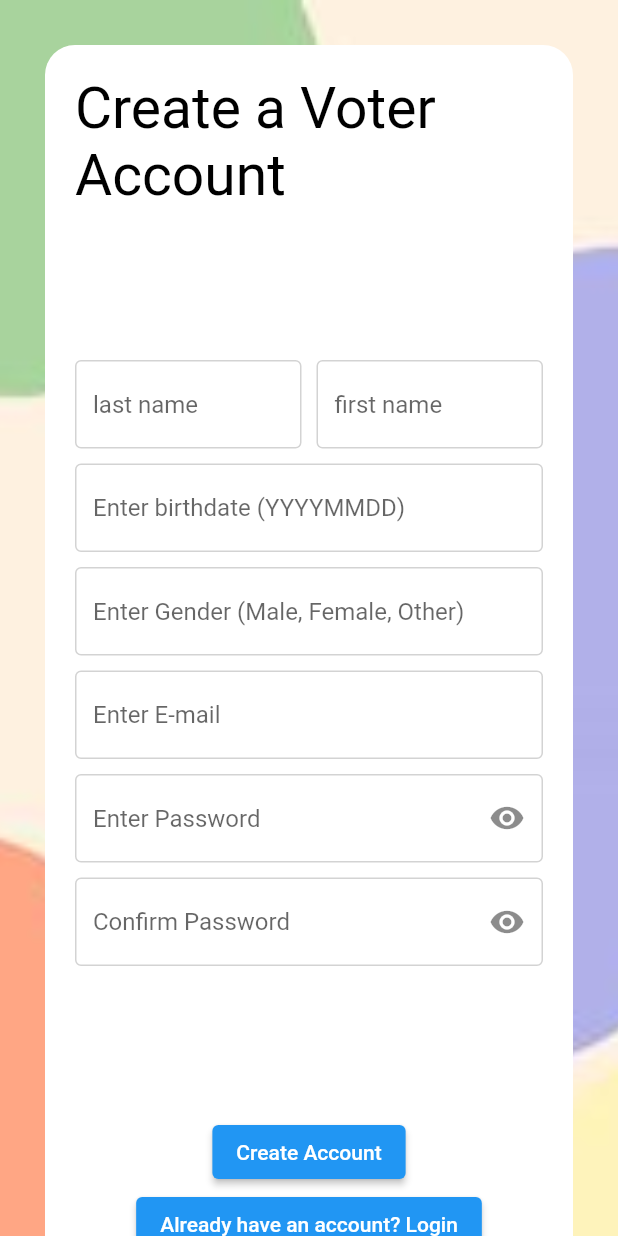
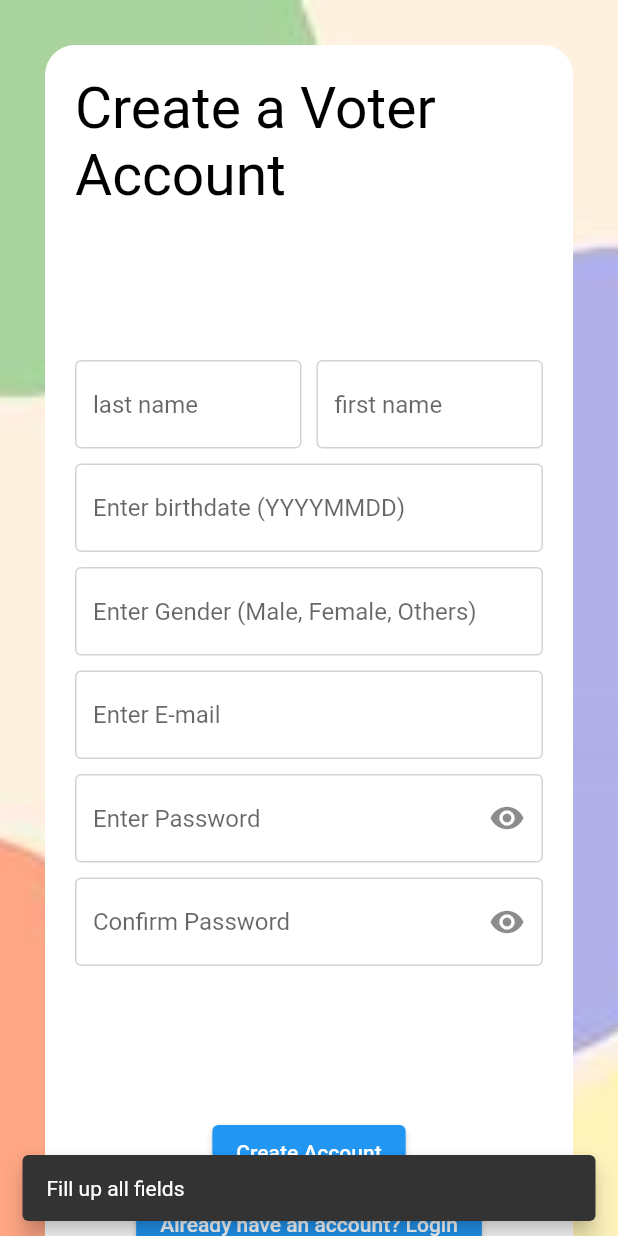
Before and after one commit to AverageDude0716/EVEE-mobile-app, a Flutter app: the Create_voter_page screen opened directly, after a tap on "Create Account", on a phone screen of 412 x 824 dp. Run offline on Flutter 3.47's test engine with Material 2 defaults, Android fonts, the phone set to English and light mode, and no system bars; our stand-ins replace cloud_firestore, firebase_auth, firebase_core; accounts and stored records are empty.

Commit message:
implemented a signup system for voters

```diff
--- a/lib/create_voter.dart
+++ b/lib/create_voter.dart
@@ -1,4 +1,6 @@
 import 'package:evee/login.dart';
+import 'package:evee/firebase_functions.dart';
+import 'package:evee/voter_home_page.dart';
 import 'package:flutter/material.dart';
 import 'package:flutter/services.dart';
 import 'styles.dart';
@@ -14,6 +16,144 @@ class Create_voter_page extends StatefulWidget
 
 class _Create_voter_page_state extends State<Create_voter_page>
 {
+  TextEditingController last_name_controller = TextEditingController();
+  TextEditingController first_name_controller = TextEditingController();
+  TextEditingController birthdate_controller = TextEditingController();
+  TextEditingController gender_controller = TextEditingController();
+  TextEditingController email_contoller = TextEditingController();
+  TextEditingController password_controller = TextEditingController();
+  TextEditingController confirm_password_controller = TextEditingController();
+
+  Firebase_func firebase_func = Firebase_func();
+
+  void _signup_button_press()
+  {
+
+    String last_name = last_name_controller.text;
+    String first_name = first_name_controller.text;
+    String birth_date_string = birthdate_controller.text;
+    String gender = gender_controller.text;
+    String email = email_contoller.text;
+    String password = password_controller.text;
+    String confirm_password = confirm_password_controller.text;
+
+    if(last_name.isNotEmpty && first_name.isNotEmpty && birth_date_string.isNotEmpty
+    && gender.isNotEmpty && email.isNotEmpty && password.isNotEmpty && confirm_password.isNotEmpty)
+    {
+
+      int birth_date = int.parse(birth_date_string);
+
+      if(gender == 'Male' || gender == 'Female'|| gender == 'male' || gender == 'female' || gender == 'other' || gender == 'Other')
+      {
+
+        if(email.contains('@') && email.contains('.'))
+        {
+
+          if(password.length > 6 )
+          {
+
+            if(confirm_password == password)
+          {
+
+            try
+            {
+              firebase_func.signUpWithEmailAndPassword(email, password);
+            }
+            catch(e)
+            {
+              SnackBar snackBar = SnackBar
+              (
+                content: Text('Sign Up failed. $e' ),
+                behavior: SnackBarBehavior.floating,
+              );
+              ScaffoldMessenger.of(context).showSnackBar(snackBar);
+            }
+            finally
+            {
+
+              try
+              {
+                firebase_func.save_voter(last_name, first_name, birth_date, gender, email, password);
+              }
+              catch(e)
+              {
+                SnackBar snackBar = SnackBar
+                (
+                  content: Text('Sign Up failed. $e' ),
+                  behavior: SnackBarBehavior.floating,
+                );
+                ScaffoldMessenger.of(context).showSnackBar(snackBar);
+              }
+              finally
+              {
+                Navigator.push
+                (
+                  context,
+                  MaterialPageRoute(builder: (context) => Voter_home_page())
+                );
+              }
+
+            }
+
+          }
+          else
+          {
+            const SnackBar snackBar = SnackBar
+            (
+              content: Text('Please confirm your password'),
+              behavior: SnackBarBehavior.floating,
+            );
+            ScaffoldMessenger.of(context).showSnackBar(snackBar);
+          }
+
+          }
+          else
+          {
+
+            const SnackBar snackBar = SnackBar
+            (
+              content: Text('Please enter a stronger password (Must be at least 6 characters long)'),
+              behavior: SnackBarBehavior.floating,
+            );
+            ScaffoldMessenger.of(context).showSnackBar(snackBar);
+
+          }
+
+        }
+        else
+        {
+          const SnackBar snackBar = SnackBar
+          (
+            content: Text('Enter a valid e-mail'),
+            behavior: SnackBarBehavior.floating,
+          );
+          ScaffoldMessenger.of(context).showSnackBar(snackBar);
+        }
+
+      }
+      else
+      {
+        const SnackBar snackBar = SnackBar
+      (
+        content: Text('Inavlid input at Gender. (Male, Female, Others)'),
+        behavior: SnackBarBehavior.floating,
+      );
+      ScaffoldMessenger.of(context).showSnackBar(snackBar);
+      }
+
+    }
+    else
+    {
+      const SnackBar snackBar = SnackBar
+      (
+        content: Text('Fill up all fields'),
+        behavior: SnackBarBehavior.floating,
+      );
+      ScaffoldMessenger.of(context).showSnackBar(snackBar);
+    }
+
+  }
+
 
   @override
   Widget build(BuildContext context)
@@ -108,10 +248,10 @@ class _Create_voter_page_state extends State<Create_voter_page>
                                   (
                                     margin: const EdgeInsets.fromLTRB(0, 0, 5, 0),
 
-                                    child: const TextField
+                                    child:  TextField
                                     (
-
-                                      decoration: InputDecoration
+                                      controller: last_name_controller,
+                                      decoration: const InputDecoration
                                       (
 
                                         hintText: 'last name',
@@ -139,10 +279,11 @@ class _Create_voter_page_state extends State<Create_voter_page>
                                   (
                                     margin: const EdgeInsets.fromLTRB(5, 0, 0, 0),
 
-                                    child: const TextField
+                                    child: TextField
                                     (
+                                      controller: first_name_controller,
 
-                                      decoration: InputDecoration
+                                      decoration: const InputDecoration
                                       (
 
                                         hintText: 'first name',
@@ -175,6 +316,7 @@ class _Create_voter_page_state extends State<Create_voter_page>
 
                             child: TextField
                             (
+                              controller: birthdate_controller,
 
                               decoration: const InputDecoration
                               (
@@ -209,13 +351,14 @@ class _Create_voter_page_state extends State<Create_voter_page>
 
                             margin: const EdgeInsets.fromLTRB(0, 10.0, 0, 0),
 
-                            child: const TextField
+                            child: TextField
                             (
+                              controller: gender_controller,
 
-                              decoration: InputDecoration
+                              decoration: const InputDecoration
                               (
 
-                                hintText: 'Enter Gender (Male, Female, Other)',
+                                hintText: 'Enter Gender (Male, Female, Others)',
                                 border: OutlineInputBorder
                                 (
                                   borderSide: BorderSide(color: light_gray),
@@ -237,10 +380,11 @@ class _Create_voter_page_state extends State<Create_voter_page>
 
                             margin: const EdgeInsets.fromLTRB(0, 10.0, 0, 0),
 
-                            child: const TextField
+                            child: TextField
                             (
+                              controller: email_contoller,
 
-                              decoration: InputDecoration
+                              decoration: const InputDecoration
                               (
 
                                 hintText: 'Enter E-mail',
@@ -267,7 +411,7 @@ class _Create_voter_page_state extends State<Create_voter_page>
 
                             child: TextField
                                   (
-
+                                    controller: password_controller,
                                     obscureText: true,
                                     decoration: InputDecoration
                                     (
@@ -304,7 +448,7 @@ class _Create_voter_page_state extends State<Create_voter_page>
 
                             child: TextField
                                   (
-
+                                    controller: confirm_password_controller,
                                     obscureText: true,
                                     decoration: InputDecoration
                                     (
@@ -336,7 +480,12 @@ class _Create_voter_page_state extends State<Create_voter_page>
                           // create account button
                           ElevatedButton
                           (
-                            onPressed: () {},
+                            onPressed: ()
+                            {
+
+                              _signup_button_press();
+
+                            },
                             child: const Text('Create Account')
                           ),
 
--- a/lib/firebase_functions.dart
+++ b/lib/firebase_functions.dart
@@ -1,4 +1,7 @@
+import 'dart:collection';
+
 import 'package:firebase_core/firebase_core.dart';
+import 'package:flutter/material.dart';
 import 'firebase_options.dart';
 import 'package:firebase_auth/firebase_auth.dart';
 import 'package:cloud_firestore/cloud_firestore.dart';
@@ -30,11 +33,69 @@ class Firebase_func
   }
 
 
-  void save_voter(String last_name, String first_name, int birth_date,
+  void save_voter( String last_name, String first_name, int birth_date,
    String gender, String email, String password)
   {
 
+    FirebaseFirestore db = FirebaseFirestore.instance;
+    bool result = false;
 
+    Map<String, Object> update =
+    {
+
+      'last name' : last_name,
+      'first name' : first_name,
+      'birthdate' : birth_date,
+      'gender' : gender,
+      'email' : email,
+      'password' : password,
+
+    };
+
+    db.collection("voters").doc().set(update).then((value)
+    {
+
+
+
+    }).catchError((error)
+    {
+
+
+
+    });
+
+  }
+
+  void save_admin( String last_name, String first_name, int birth_date,
+   String gender, String email, String password)
+  {
+
+    FirebaseFirestore db = FirebaseFirestore.instance;
+    bool result = false;
+
+    Map<String, Object> update =
+    {
+
+      'last name' : last_name,
+      'first name' : first_name,
+      'birthdate' : birth_date,
+      'gender' : gender,
+      'email' : email,
+      'password' : password,
+
+    };
+
+    db.collection("voters").doc().set(update).then((value)
+    {
+
+
+
+    }).catchError((error)
+    {
+
+
+
+    });
 
   }
 
```
